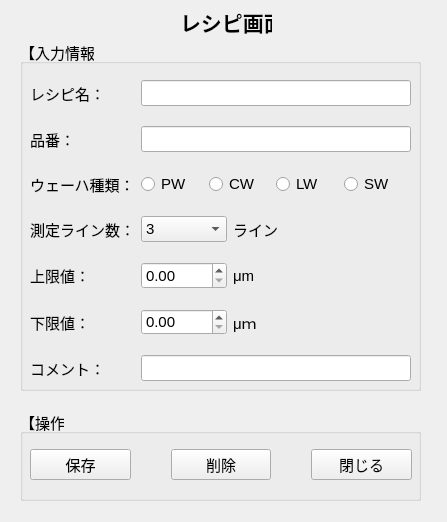
This is src/ui/RecipeDialog.ui in daiki-dev-jp/SIS_Semiconductor-Inspection-System as Qt 5 draws it before an edit. The edited form follows.
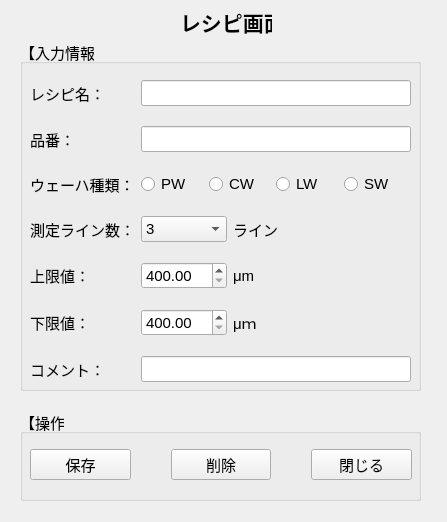
This is the edited form.

Patch:
```diff
--- a/src/ui/RecipeDialog.ui
+++ b/src/ui/RecipeDialog.ui
@@ -36,7 +36,7 @@
       <x>10</x>
       <y>30</y>
       <width>381</width>
-      <height>311</height>
+      <height>313</height>
      </rect>
     </property>
     <layout class="QGridLayout" name="inputGridLayout">
@@ -47,7 +47,14 @@
       <number>20</number>
      </property>
      <item row="5" column="2">
-      <widget class="QDoubleSpinBox" name="lowerLimitDoubleSpinBox"/>
+      <widget class="QDoubleSpinBox" name="lowerLimitDoubleSpinBox">
+       <property name="minimum">
+        <double>400.000000000000000</double>
+       </property>
+       <property name="maximum">
+        <double>1700.000000000000000</double>
+       </property>
+      </widget>
      </item>
      <item row="3" column="1">
       <widget class="QLabel" name="lineCountLabel">
@@ -110,7 +117,14 @@
       </widget>
      </item>
      <item row="4" column="2">
-      <widget class="QDoubleSpinBox" name="upperLimitDoubleSpinBox"/>
+      <widget class="QDoubleSpinBox" name="upperLimitDoubleSpinBox">
+       <property name="minimum">
+        <double>400.000000000000000</double>
+       </property>
+       <property name="maximum">
+        <double>1700.000000000000000</double>
+       </property>
+      </widget>
      </item>
      <item row="6" column="1">
       <widget class="QLabel" name="commentLabel">
@@ -208,7 +222,9 @@
      <item row="6" column="2" colspan="3">
       <widget class="QLineEdit" name="commentLineEdit">
        <property name="font">
-        <font/>
+        <font>
+         <pointsize>11</pointsize>
+        </font>
        </property>
        <property name="text">
         <string/>
```
Left out of the diff: 8 changed lines with no effect on the pictures.
